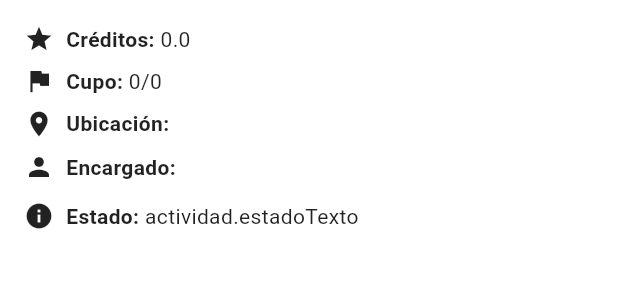
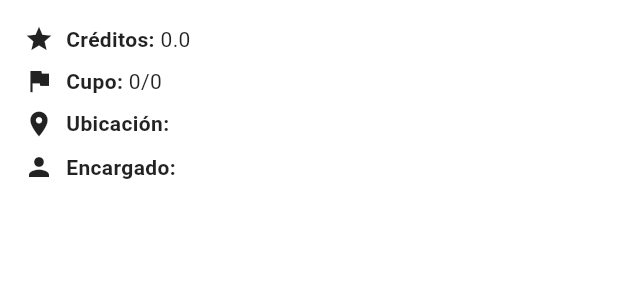
Before and after one commit to Miguel-Canul/Creditos-Complementarios-Movil, a Flutter app: the ActivityInfoCardMine widget shown alone on an empty page, opened directly with empty values, on a phone screen of 412 x 824 dp. Shown: the top 300 px of the screen. Run offline on Flutter 3.47's test engine with Material 3 defaults, Android fonts, the phone set to English and light mode, and no system bars; our stand-ins replace shared_preferences, smooth_page_indicator; missing offline and left inert: amazon_cognito_identity_dart_2; accounts and stored records are empty; network calls fail.

Commit message:
Corrección de pantalla

```diff
--- a/lib/models/Actividad_inscripcion.dart
+++ b/lib/models/Actividad_inscripcion.dart
@@ -1,18 +1,20 @@
-import 'package:mobile/models/Horario.dart';
+import 'package:mobile/models/horario.dart';
 
 class ActividadInscripcion {
   final String id;
   final String nombre;
   final String descripcion;
   final String fotoUrl;
-  final double cantidadCreditos; // Es un float/double en la API
+  final double cantidadCreditos;
   final String categoria;
   final String periodo;
   final String encargado;
   final int cupoActual;
   final int cupoMaximo;
   final String ubicacion;
-  final List<Horario> horarios; // Lista de horarios usando el modelo anterior
+  final String fechaInicio;
+  final String fechaFin;
+  final List<Horario> horarios;
 
   ActividadInscripcion({
     required this.id,
@@ -26,6 +28,8 @@ class ActividadInscripcion {
     required this.cupoActual,
     required this.cupoMaximo,
     required this.ubicacion,
+    required this.fechaInicio,
+    required this.fechaFin,
     required this.horarios,
   });
 
@@ -33,19 +37,24 @@ class ActividadInscripcion {
   factory ActividadInscripcion.fromJson(Map<String, dynamic> json) {
     // Mapeo de la lista de mapas de horarios a una lista de objetos Horario.
     final List<dynamic> horariosJson = json['horarios'] as List<dynamic>;
-    final List<Horario> horarios = horariosJson.map((h) => Horario.fromJson(h as Map<String, dynamic>)).toList();
+    final List<Horario> horarios = horariosJson
+        .map((h) => Horario.fromJson(h as Map<String, dynamic>))
+        .toList();
 
     return ActividadInscripcion(
       id: json['id'] as String,
       nombre: json['nombre'] as String,
       descripcion: json['descripcion'] as String,
       fotoUrl: json['fotoUrl'] as String,
-      cantidadCreditos: (json['cantidadCreditos'] as num).toDouble(), // Asegurar double
+      cantidadCreditos:
+          (json['cantidadCreditos'] as num).toDouble(),
       categoria: json['categoria'] as String,
       periodo: json['periodo'] as String,
       encargado: json['encargado'] as String,
       cupoActual: json['cupoActual'] as int,
       cupoMaximo: json['cupoMaximo'] as int,
+      fechaInicio: json['fechaInicio'] as String,
+      fechaFin: json['fechaFin'] as String,
       ubicacion: json['ubicacion'] as String,
       horarios: horarios,
     );
--- a/lib/screens/estudiante_dashboard/widgets/available activities section/widgets/category_carousel_section.dart
+++ b/lib/screens/estudiante_dashboard/widgets/available activities section/widgets/category_carousel_section.dart
@@ -30,7 +30,7 @@ class CategoryCarouselSection extends StatelessWidget {
         ],
       ),
       child: Column(
-        crossAxisAlignment: CrossAxisAlignment.start,
+        crossAxisAlignment: CrossAxisAlignment.center,
         children: [
           _buildSubsectionTitle(titulo),
           const SizedBox(height: 12),
--- a/lib/screens/shared_widgets/activity_details/widgets/ActivityHeader.dart
+++ b/lib/screens/shared_widgets/activity_details/widgets/ActivityHeader.dart
@@ -27,10 +27,6 @@ class ActivityHeader extends StatelessWidget {
             fontWeight: FontWeight.bold,
           ),
         ),
-        Text(
-          "(${actividad.categoria})",
-          style: TextStyle(color: Colors.grey[700]),
-        ),
       ],
     );
   }
--- a/lib/screens/shared_widgets/activity_details/widgets/activityCarousel/widgets/ActivityInfoCard.dart
+++ b/lib/screens/shared_widgets/activity_details/widgets/activityCarousel/widgets/ActivityInfoCard.dart
@@ -17,50 +17,30 @@ class ActivityInfoCardMine extends StatelessWidget {
       ),
       child: Column(
         children: [
-          // Créditos
           ActivityInfoItem(
             icon: Icons.star,
             label: "Créditos",
             value: actividad.cantidadCreditos.toString(),
           ),
           const SizedBox(height: 8),
-
-          // Cupo
           ActivityInfoItem(
             icon: Icons.flag,
             label: "Cupo",
             value: "${actividad.cupoMaximo}/${actividad.cupoMaximo}",
           ),
           const SizedBox(height: 8),
-
-          // Ubicación
           ActivityInfoItem(
             icon: Icons.location_on,
             label: "Ubicación",
             value: actividad.ubicacion,
           ),
           const SizedBox(height: 8),
-
-          // Encargado
           ActivityInfoItem(
             icon: Icons.person,
             label: "Encargado",
-            value: actividad.encargado ?? "Sin encargado",
+            value: actividad.encargado,
           ),
           const SizedBox(height: 12),
-
-          // -------------------------
-          // 🔽 DATOS DE INSCRIPCIÓN 🔽
-          // -------------------------
-
-          if ("actividad.estadoInscripcion" != null) ...[
-            const ActivityInfoItem(
-              icon: Icons.info,
-              label: "Estado",
-              value: "actividad.estadoTexto",
-            ),
-            const SizedBox(height: 8),
-          ],
         ],
       ),
     );
```
Also changed, not shown: lib/screens/shared_widgets/activity_details/widgets/activityCarousel/widgets/activity_schedule_card.dart (+39 -12 lines), pubspec.lock.
